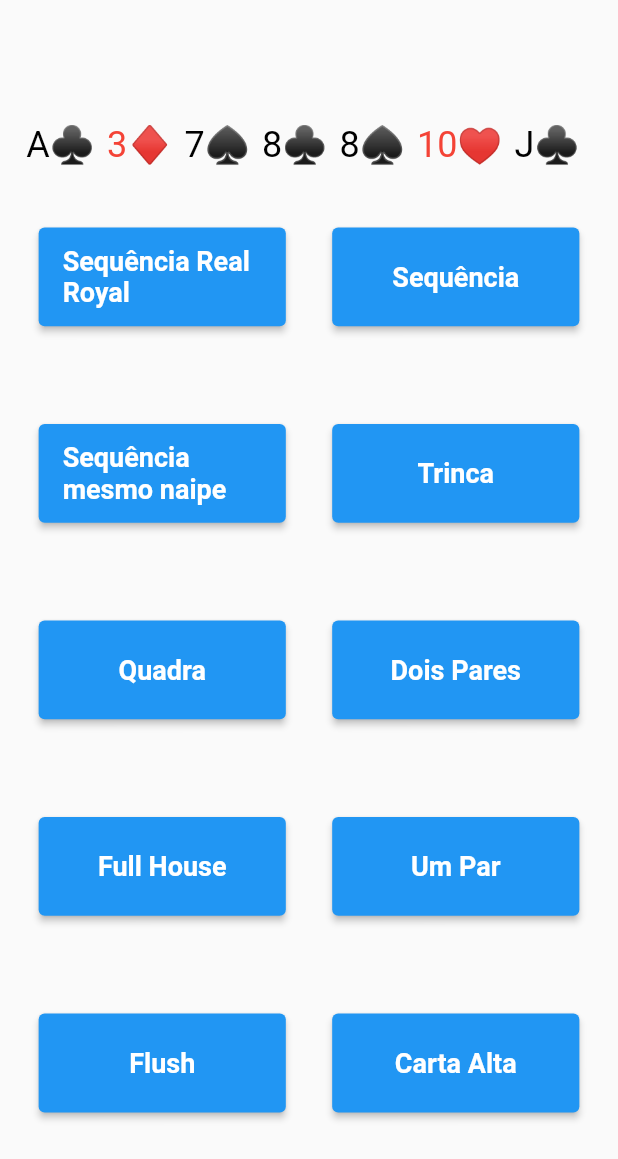
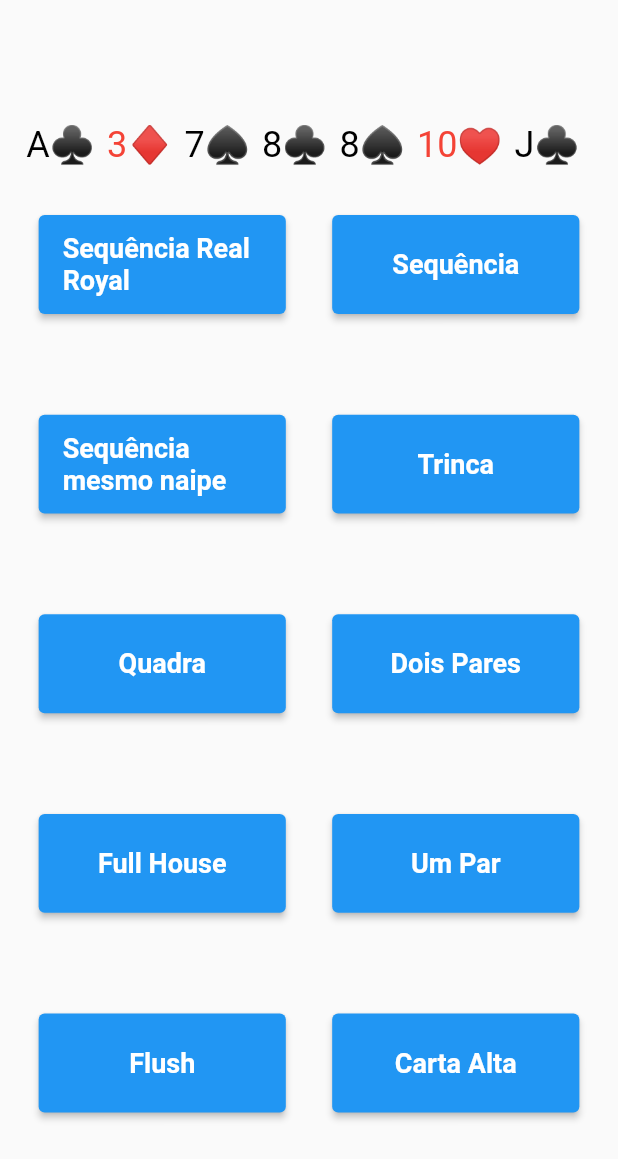
Before and after one commit to leandrorochaadm/learn_poker, a Flutter app: the screen it shows after launch, on a phone screen of 412 x 824 dp. Shown: the top 1159 px of the screen. Run offline on Flutter 3.47's test engine with Material 2 defaults, Android fonts, the phone set to English and light mode, and no system bars.

```diff
--- a/lib/card_playing.dart
+++ b/lib/card_playing.dart
@@ -21,7 +21,7 @@ class _CardPlayingState extends State<CardPlaying> {
             ? Colors.red
             : Colors.black;
     return Padding(
-      padding: EdgeInsets.only(bottom: height * 0.05, right: height * 0.01),
+      padding: EdgeInsets.only(bottom: height * 0.04, right: height * 0.01),
       child: Row(children: [
         Text(
           "${widget.card.label}${widget.card.SuitIcon()}",
--- a/lib/main.dart
+++ b/lib/main.dart
@@ -1,4 +1,4 @@
-import 'package:aprenda_poker/home.dart';
+import 'package:aprenda_poker/which_hand_page.dart';
 import 'package:flutter/material.dart';
 
 void main() {
@@ -17,7 +17,7 @@ class MyApp extends StatelessWidget {
       theme: ThemeData(
         primarySwatch: Colors.blue,
       ),
-      home: const HomePage(),
+      home: const WhichHandPage(),
     );
   }
 }
--- a/lib/home.dart
+++ b/lib/which_hand_page.dart
@@ -7,14 +7,14 @@ import 'package:flutter/material.dart';
 
 import 'hand_enum.dart';
 
-class HomePage extends StatefulWidget {
-  const HomePage({Key? key}) : super(key: key);
+class WhichHandPage extends StatefulWidget {
+  const WhichHandPage({Key? key}) : super(key: key);
 
   @override
-  _HomePageState createState() => _HomePageState();
+  _WhichHandPageState createState() => _WhichHandPageState();
 }
 
-class _HomePageState extends State<HomePage> {
+class _WhichHandPageState extends State<WhichHandPage> {
   List<CardModel> table = [];
   List<Hands> lastAnswer = [];
   @override
```
